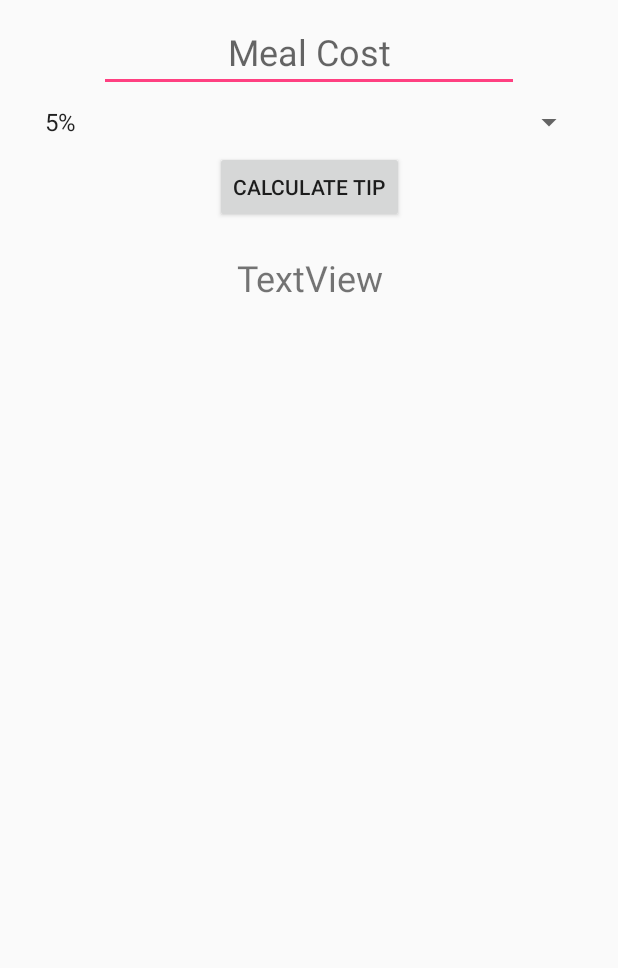
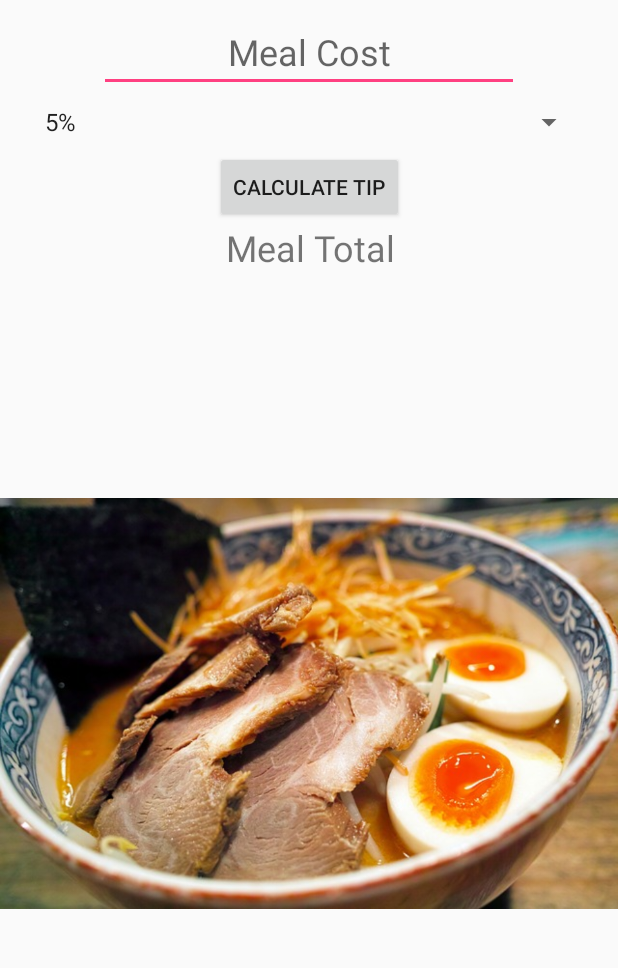
Before and after one commit to edougher/Tip_Calculator, an Android app: the screen it shows after launch (MainActivity), on a phone screen of 412 x 824 dp, the part 134-1102 px from its top. Run offline under Robolectric (Android 15) with nearby library versions, the phone set to English and light mode, and no system bars.

Commit message:
Add picture.

```diff
--- a/app/src/main/res/layout/activity_main.xml
+++ b/app/src/main/res/layout/activity_main.xml
@@ -70,8 +70,7 @@
         android:layout_height="107dp"
         android:layout_marginEnd="8dp"
         android:layout_marginStart="8dp"
-        android:layout_marginTop="20dp"
-        android:text="TextView"
+        android:text="Meal Total"
         android:textAlignment="center"
         android:textSize="24sp"
         app:layout_constraintEnd_toEndOf="parent"
@@ -80,4 +79,13 @@
         app:layout_constraintTop_toBottomOf="@+id/button"
         tools:text="@string/text_title" />
 
+    <ImageView
+        android:id="@+id/imageView"
+        android:layout_width="wrap_content"
+        android:layout_height="wrap_content"
+        android:contentDescription="@string/description"
+        app:layout_constraintTop_toBottomOf="@+id/textView2"
+        app:srcCompat="@drawable/japanese_ramen"
+        tools:layout_editor_absoluteX="0dp" />
+
 </android.support.constraint.ConstraintLayout>
```
